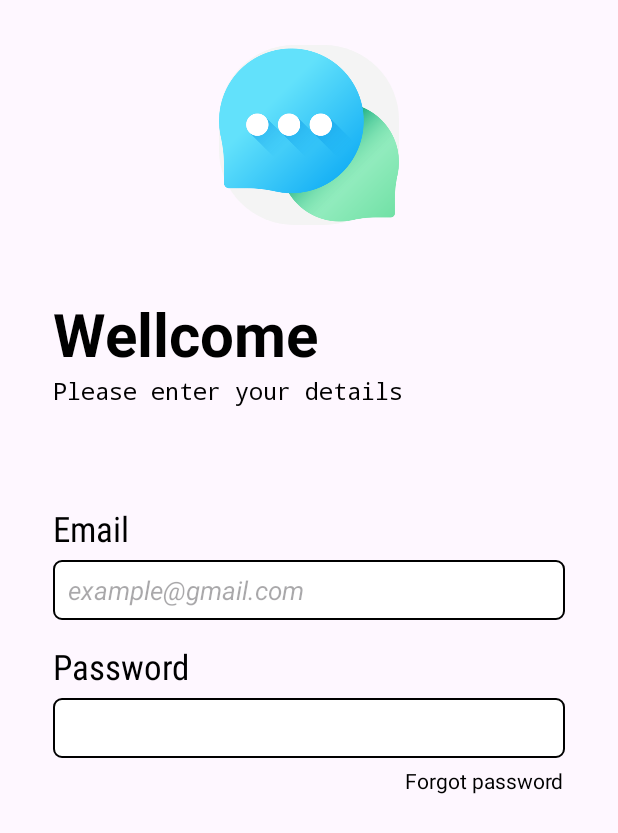
After one commit to thaitrongtindev/project-small-chat-room, an Android app: the LoginActivity screen opened directly, with no data from a screen before it, on a phone screen of 412 x 824 dp. The commit adds this screen. Shown: the top 833 px of the screen. Run offline under Robolectric (Android 15) with nearby library versions, the phone set to English and light mode, and no system bars.

Commit message:
desgin form login using email

```diff
--- a/app/src/main/AndroidManifest.xml
+++ b/app/src/main/AndroidManifest.xml
@@ -13,6 +13,9 @@
         android:theme="@style/Theme.ChatRoomSmall"
         tools:targetApi="31">
         <activity
+            android:name=".activities.LoginActivity"
+            android:exported="false" />
+        <activity
             android:name=".MainActivity"
             android:exported="true">
             <intent-filter>
--- /dev/null
+++ b/app/src/main/java/com/example/chatroomsmall/activities/LoginActivity.java
@@ -0,0 +1,16 @@
+package com.example.chatroomsmall.activities;
+
+import androidx.appcompat.app.AppCompatActivity;
+
+import android.os.Bundle;
+
+import com.example.chatroomsmall.R;
+
+public class LoginActivity extends AppCompatActivity {
+
+    @Override
+    protected void onCreate(Bundle savedInstanceState) {
+        super.onCreate(savedInstanceState);
+        setContentView(R.layout.activity_login);
+    }
+}
--- /dev/null
+++ b/app/src/main/res/drawable/backgound_email_pass.xml
@@ -0,0 +1,8 @@
+<?xml version="1.0" encoding="utf-8"?>
+<shape android:shape="rectangle" xmlns:android="http://schemas.android.com/apk/res/android">
+
+    <solid android:color="@color/white"/>
+    <corners android:radius="5dp"/>
+    <stroke android:color="@color/black"
+        android:width="1dp"></stroke>
+</shape>
--- /dev/null
+++ b/app/src/main/res/drawable/backgound_logo.xml
@@ -0,0 +1,7 @@
+<?xml version="1.0" encoding="utf-8"?>
+<shape xmlns:android="http://schemas.android.com/apk/res/android">
+
+    <solid android:color="@color/f4f4f4"></solid>
+    <corners android:radius="50dp"></corners>
+
+</shape>
--- /dev/null
+++ b/app/src/main/res/layout/activity_login.xml
@@ -0,0 +1,109 @@
+<?xml version="1.0" encoding="utf-8"?>
+<LinearLayout xmlns:android="http://schemas.android.com/apk/res/android"
+    xmlns:app="http://schemas.android.com/apk/res-auto"
+    xmlns:tools="http://schemas.android.com/tools"
+    android:layout_width="match_parent"
+    android:layout_height="match_parent"
+    android:orientation="vertical"
+    tools:context=".activities.LoginActivity">
+
+    <ImageView
+        android:layout_gravity="center"
+        android:layout_width="120dp"
+        android:layout_height="120dp"
+        android:layout_marginTop="30dp"
+        android:background="@drawable/backgound_logo"
+        android:src="@drawable/chat"></ImageView>
+
+    <LinearLayout
+
+        android:layout_marginTop="20dp"
+        android:padding="25dp"
+        android:layout_marginStart="10dp"
+        android:layout_width="wrap_content"
+        android:layout_height="wrap_content"
+        android:layout_marginBottom="40dp"
+        android:orientation="vertical">
+
+        <TextView
+            android:layout_width="wrap_content"
+            android:layout_height="wrap_content"
+            android:fontFamily="sans-serif"
+            android:text="@string/wellcome1"
+            android:textColor="@color/black"
+            android:textSize="40sp"
+            android:textStyle="bold"></TextView>
+
+        <TextView
+            android:layout_width="wrap_content"
+            android:layout_height="wrap_content"
+            android:fontFamily="monospace"
+            android:text="@string/please_enter_your_details"
+            android:textColor="@color/black"
+            android:textSize="16sp" />
+    </LinearLayout>
+
+
+    <TextView
+        android:layout_width="wrap_content"
+        android:layout_height="wrap_content"
+        android:layout_marginStart="35dp"
+        android:layout_marginEnd="35dp"
+        android:fontFamily="sans-serif-condensed"
+        android:text="@string/email"
+        android:textColor="@color/black"
+        android:textSize="23dp"></TextView>
+
+        <EditText
+            android:id="@+id/edt_email"
+            android:layout_width="match_parent"
+            android:layout_height="40dp"
+            android:hint="example@gmail.com"
+            android:paddingStart="10dp"
+            android:layout_marginTop="5dp"
+            android:textSize="17sp"
+            android:textStyle="italic"
+            android:layout_gravity="center"
+            android:background="@drawable/backgound_email_pass"
+            android:layout_marginStart="35dp"
+            android:layout_marginEnd="35dp"></EditText>
+
+    <TextView
+        android:layout_width="wrap_content"
+        android:layout_height="wrap_content"
+        android:layout_marginStart="35dp"
+        android:layout_marginTop="15dp"
+        android:layout_marginEnd="35dp"
+        android:fontFamily="sans-serif-condensed"
+        android:text="@string/password"
+        android:textColor="@color/black"
+        android:textSize="23dp"></TextView>
+
+    <EditText
+        android:id="@+id/edt_password"
+        android:layout_width="match_parent"
+        android:layout_height="40dp"
+        android:inputType="textPassword"
+        android:paddingStart="10dp"
+        android:layout_marginTop="5dp"
+        android:textSize="17sp"
+        android:textStyle="italic"
+        android:layout_gravity="center"
+        android:background="@drawable/backgound_email_pass"
+        android:layout_marginStart="35dp"
+        android:layout_marginEnd="35dp"></EditText>
+
+
+    <TextView
+        android:id="@+id/tv_forgot_password"
+        android:layout_marginTop="5dp"
+        android:layout_width="wrap_content"
+        android:layout_height="wrap_content"
+        android:text="@string/forgot_password"
+        android:layout_marginStart="270dp"
+        android:textColor="@color/black"
+        android:textDecoration="underline" />
+
+
+
+</LinearLayout>
--- a/app/src/main/res/layout/activity_main.xml
+++ b/app/src/main/res/layout/activity_main.xml
@@ -61,7 +61,7 @@
         android:layout_height="0dp"
         android:layout_marginTop="10dp"
         android:layout_marginBottom="10dp"
-        android:background="@drawable/background_main"
+        android:background="@drawable/background_chat_image"
         android:padding="10dp"
         app:layout_constraintBottom_toTopOf="@+id/optCardView"
         app:layout_constraintEnd_toEndOf="parent"
--- a/app/src/main/res/values/colors.xml
+++ b/app/src/main/res/values/colors.xml
@@ -3,4 +3,5 @@
     <color name="black">#FF000000</color>
     <color name="white">#FFFFFFFF</color>
     <color name="fffbfe">#FFFBFE</color>
+    <color name="f4f4f4">#F4F4F4</color>
 </resources>
--- a/app/src/main/res/values/strings.xml
+++ b/app/src/main/res/values/strings.xml
@@ -2,4 +2,10 @@
     <string name="app_name">ChatRoomSmall</string>
     <string name="log_out">Log out</string>
     <string name="input_message">Input message...</string>
+    <string name="wellcome">WELLCOME</string>
+    <string name="wellcome1">Wellcome</string>
+    <string name="please_enter_your_details">Please enter your details</string>
+    <string name="email">Email</string>
+    <string name="password">Password</string>
+    <string name="forgot_password">Forgot password</string>
 </resources>
```
Also changed, not shown: app/src/main/res/drawable/background_chat_image.jpg (added), app/src/main/res/drawable/background_main.jpeg (deleted).
